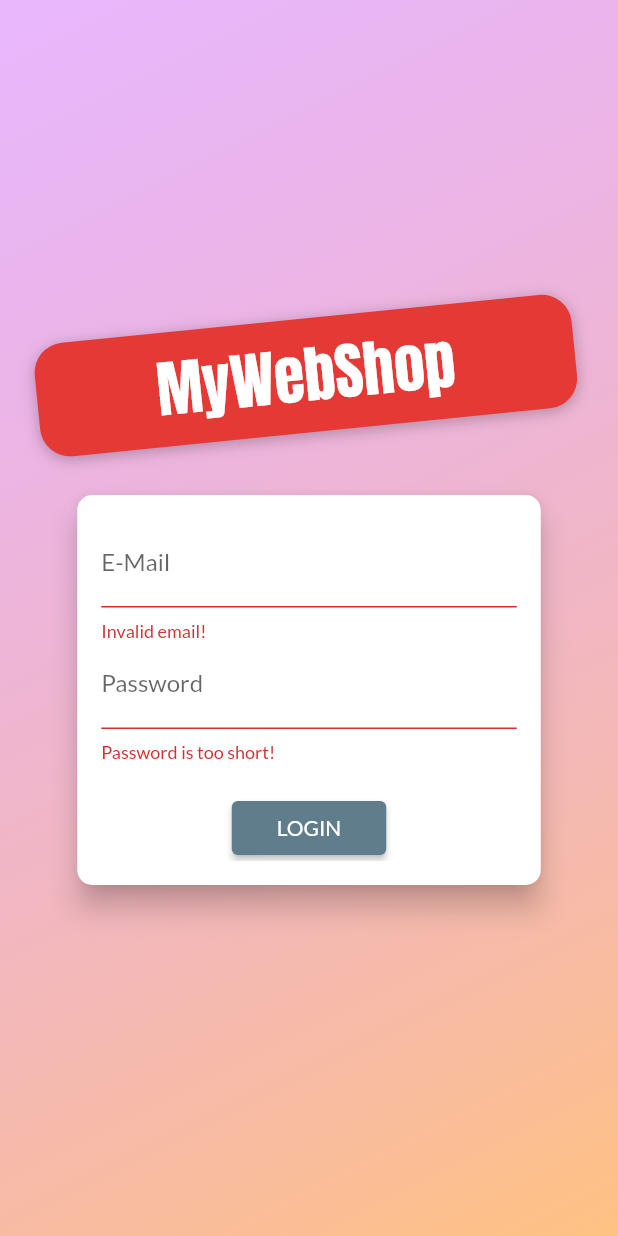
After one commit to browsfer/WebShopApp, a Flutter app: the screen it shows after launch, after a tap on "LOGIN", on a phone screen of 412 x 824 dp. The commit adds this screen. Run offline on Flutter 3.47's test engine with Material 2 defaults, Android fonts, the phone set to English and light mode, and no system bars; network calls fail.

Commit message:
Added user authentication, token etc

```diff
--- a/lib/main.dart
+++ b/lib/main.dart
@@ -4,6 +4,7 @@ import 'package:provider/provider.dart';
 import '/providers/products_provider.dart';
 import '/providers/cart.dart';
 import '/providers/orders.dart';
+import '/providers/auth.dart';
 
 import '/screens/edit_product_screen.dart';
 import '/screens/orders_screen.dart';
@@ -11,6 +12,7 @@ import '/screens/user_products_screen.dart';
 import '/screens/product_overview_screen.dart';
 import '/screens/product_detail_screen.dart';
 import '/screens/cart_screen.dart';
+import '/screens/auth_screen.dart';
 
 void main() {
   runApp(const MyApp());
@@ -24,22 +26,31 @@ class MyApp extends StatelessWidget {
     return MultiProvider(
         providers: [
           ChangeNotifierProvider(
-          create: (ctx) => ProductsProvider(),
+            create: (ctx) => Auth(),
+          ),
+          ChangeNotifierProxyProvider<Auth, ProductsProvider>(
+            create: (ctx) => ProductsProvider('', null, []),
+            update: (ctx, auth, previousProducts) => ProductsProvider(
+                auth.token, auth.userId, previousProducts!.products),
           ),
           ChangeNotifierProvider(
             create: (ctx) => Cart(),
           ),
-        ChangeNotifierProvider(
-          create: (ctx) => Orders(),
+          ChangeNotifierProxyProvider<Auth, Orders>(
+            create: (ctx) => Orders('', '', []),
+            update: (ctx, auth, previousOrders) => Orders(
+                auth.token, auth.userId, previousOrders!.orderedProducts),
           ),
         ],
-      child: MaterialApp(
+        child: Consumer<Auth>(
+          builder: (ctx, auth, _) => MaterialApp(
             title: 'Web Shop',
             theme: ThemeData(
                 fontFamily: 'Lato',
-            colorScheme: ColorScheme.fromSwatch(primarySwatch: Colors.purple)
-                .copyWith(secondary: Colors.teal)),
-        home: ProductOverviewScreen(),
+                colorScheme:
+                    ColorScheme.fromSwatch(primarySwatch: Colors.blueGrey)
+                        .copyWith(secondary: Colors.red.shade600)),
+            home: auth.isAuth ? ProductOverviewScreen() : AuthScreen(),
             routes: {
               ProductDetailScreen.routeName: (ctx) => ProductDetailScreen(),
               CartScreen.routeName: (ctx) => CartScreen(),
@@ -48,6 +59,6 @@ class MyApp extends StatelessWidget {
               EditProductScreen.routeName: (ctx) => EditProductScreen(),
             },
           ),
-    );
+        ));
   }
 }
--- /dev/null
+++ b/lib/providers/auth.dart
@@ -0,0 +1,63 @@
+import 'package:flutter/material.dart';
+import 'dart:convert';
+import 'package:http/http.dart' as http;
+import 'package:web_shop/models/http_exception.dart';
+
+class Auth with ChangeNotifier {
+  late String _token;
+  DateTime? _expiryDate;
+  late String _userId;
+
+  bool get isAuth {
+    return token != null;
+  }
+
+  String? get token {
+    if (_expiryDate != null &&
+        _expiryDate!.isAfter(DateTime.now()) &&
+        _token != null) {
+      return _token;
+    }
+    return null;
+  }
+
+  String? get userId {
+    return _userId;
+  }
+
+  Future<void> authenticateUser(
+      String? email, String? password, String urlSegment) async {
+    try {
+      final response = await http.post(
+          Uri.parse(
+            'https://identitytoolkit.googleapis.com/v1/accounts:$urlSegment?key=AIzaSyCsLcgWaaxjwsJu8R7wOtTSbqU6JQ-E7DU',
+          ),
+          body: json.encode({
+            'email': email,
+            'password': password,
+            'returnSecureToken': true,
+          }));
+
+      final responseData = json.decode(response.body);
+
+      if (responseData['error'] != null) {
+        throw HttpException(responseData['error']['message']);
+      }
+      _token = responseData['idToken'];
+      _userId = responseData['localId'];
+      _expiryDate = DateTime.now()
+          .add(Duration(seconds: int.parse(responseData['expiresIn'])));
+    } catch (error) {
+      rethrow;
+    }
+    notifyListeners();
+  }
+
+  Future<void> signUp(String? email, String? password) async {
+    return authenticateUser(email, password, 'signUp');
+  }
+
+  Future<void> signIn(String? email, String? password) async {
+    return authenticateUser(email, password, "signInWithPassword");
+  }
+}
--- a/lib/providers/orders.dart
+++ b/lib/providers/orders.dart
@@ -21,13 +21,17 @@ class OrderItem {
 class Orders with ChangeNotifier {
   List<OrderItem> _orderedProducts = [];
 
+  final String? authToken;
+  final String? userId;
+  Orders(this.authToken, this.userId, this._orderedProducts);
+
   List<OrderItem> get orderedProducts {
     return [..._orderedProducts];
   }
 
   Future<void> fetchAndAddproducts() async {
     final response = await http.get(Uri.parse(
-        'https://fluttercourse-4800b-default-rtdb.europe-west1.firebasedatabase.app/orders.json'));
+        'https://fluttercourse-4800b-default-rtdb.europe-west1.firebasedatabase.app/orders/$userId.json?auth=$authToken'));
 
     List<OrderItem> loadedOrders = [];
 
@@ -67,7 +71,7 @@ class Orders with ChangeNotifier {
     try {
       final orderResponse = await http.post(
         Uri.parse(
-            'https://fluttercourse-4800b-default-rtdb.europe-west1.firebasedatabase.app/orders.json'),
+            'https://fluttercourse-4800b-default-rtdb.europe-west1.firebasedatabase.app/orders/$userId.json?auth=$authToken'),
         body: json.encode({
           'amount': total,
           'dateTime': timestamp.toIso8601String(),
--- /dev/null
+++ b/lib/screens/auth_screen.dart
@@ -0,0 +1,270 @@
+import 'dart:convert';
+import 'dart:math';
+
+import 'package:flutter/material.dart';
+import 'package:provider/provider.dart';
+import 'package:web_shop/models/http_exception.dart';
+import 'package:web_shop/providers/auth.dart';
+
+enum AuthMode { Signup, Login }
+
+class AuthScreen extends StatelessWidget {
+  static const routeName = '/auth';
+
+  @override
+  Widget build(BuildContext context) {
+    final deviceSize = MediaQuery.of(context).size;
+
+    return Scaffold(
+      body: Stack(
+        children: <Widget>[
+          Container(
+            decoration: BoxDecoration(
+              gradient: LinearGradient(
+                colors: [
+                  const Color.fromRGBO(215, 117, 255, 1).withOpacity(0.5),
+                  const Color.fromRGBO(255, 188, 117, 1).withOpacity(0.9),
+                ],
+                begin: Alignment.topLeft,
+                end: Alignment.bottomRight,
+                stops: [0, 1],
+              ),
+            ),
+          ),
+          SingleChildScrollView(
+            child: Container(
+              height: deviceSize.height,
+              width: deviceSize.width,
+              child: Column(
+                mainAxisAlignment: MainAxisAlignment.center,
+                crossAxisAlignment: CrossAxisAlignment.center,
+                children: <Widget>[
+                  Flexible(
+                    child: Container(
+                      margin: const EdgeInsets.only(bottom: 20.0),
+                      padding: const EdgeInsets.symmetric(
+                          vertical: 8.0, horizontal: 80.0),
+                      transform: Matrix4.rotationZ(-7 * pi / 220)
+                        ..translate(-5.0),
+                      decoration: BoxDecoration(
+                        borderRadius: BorderRadius.circular(20),
+                        color: Theme.of(context).colorScheme.secondary,
+                        boxShadow: const [
+                          BoxShadow(
+                            blurRadius: 8,
+                            color: Colors.black26,
+                            offset: Offset(0, 2),
+                          )
+                        ],
+                      ),
+                      child: const Text(
+                        'MyWebShop',
+                        style: TextStyle(
+                          color: Colors.white,
+                          fontSize: 41,
+                          fontFamily: 'Anton',
+                          fontWeight: FontWeight.normal,
+                        ),
+                      ),
+                    ),
+                  ),
+                  Flexible(
+                    flex: deviceSize.width > 600 ? 2 : 1,
+                    child: AuthCard(),
+                  ),
+                ],
+              ),
+            ),
+          ),
+        ],
+      ),
+    );
+  }
+}
+
+class AuthCard extends StatefulWidget {
+  @override
+  _AuthCardState createState() => _AuthCardState();
+}
+
+class _AuthCardState extends State<AuthCard> {
+  void _showErrorDialog(String errorMessage) {
+    showDialog(
+        context: context,
+        builder: (context) => AlertDialog(
+              title: Text('An error occured.'),
+              content: Text(errorMessage),
+              actions: [
+                ElevatedButton(
+                    onPressed: () => Navigator.of(context).pop(),
+                    child: const Text('Go back'))
+              ],
+            ));
+  }
+
+  final GlobalKey<FormState> _formKey = GlobalKey();
+  AuthMode _authMode = AuthMode.Login;
+  Map<String?, String?> _authData = {
+    'email': '',
+    'password': '',
+  };
+  var _isLoading = false;
+  final _passwordController = TextEditingController();
+
+  void _submit() async {
+    FocusManager.instance.primaryFocus?.unfocus();
+
+    if (!_formKey.currentState!.validate()) {
+      // Invalid!
+      return;
+    }
+    _formKey.currentState!.save();
+    setState(() {
+      _isLoading = true;
+    });
+    try {
+      if (_authMode == AuthMode.Login) {
+        // Log user in
+        await Provider.of<Auth>(context, listen: false).signIn(
+          _authData['email'],
+          _authData['password'],
+        );
+      } else {
+        // Sign user up
+
+        await Provider.of<Auth>(context, listen: false).signUp(
+          _authData['email'],
+          _authData['password'],
+        );
+      }
+    } on HttpException catch (error) {
+      var errorMessage = 'Authentication failed.';
+
+      if (error.toString().contains('EMAIL_EXISTS')) {
+        errorMessage = 'This email address is already in use.';
+      } else if (error.toString().contains('INVALID_EMAIL')) {
+        errorMessage = 'This is not valid email address';
+      } else if (error.toString().contains('WEAK_PASSWORD')) {
+        errorMessage = 'This password is too weak.';
+      } else if (error.toString().contains('EMAIL_NOT_FOUND')) {
+        errorMessage = 'Could not find user with this email.';
+      } else if (error.toString().contains('INVALID_PASSWORD')) {
+        errorMessage = 'Invalid password!';
+      }
+      _showErrorDialog(errorMessage);
+    } catch (error) {
+      const errorMessage = 'Something went wrong. Try again later.';
+      _showErrorDialog(errorMessage);
+    }
+
+    setState(() {
+      _isLoading = false;
+    });
+  }
+
+  void _switchAuthMode() {
+    if (_authMode == AuthMode.Login) {
+      setState(() {
+        _authMode = AuthMode.Signup;
+      });
+    } else {
+      setState(() {
+        _authMode = AuthMode.Login;
+      });
+    }
+  }
+
+  @override
+  Widget build(BuildContext context) {
+    final deviceSize = MediaQuery.of(context).size;
+    return Card(
+      shape: RoundedRectangleBorder(
+        borderRadius: BorderRadius.circular(10.0),
+      ),
+      elevation: 8.0,
+      child: Container(
+        height: _authMode == AuthMode.Signup ? 320 : 260,
+        constraints:
+            BoxConstraints(minHeight: _authMode == AuthMode.Signup ? 320 : 260),
+        width: deviceSize.width * 0.75,
+        padding: const EdgeInsets.all(16.0),
+        child: Form(
+          key: _formKey,
+          child: SingleChildScrollView(
+            child: Column(
+              children: <Widget>[
+                TextFormField(
+                  decoration: const InputDecoration(labelText: 'E-Mail'),
+                  keyboardType: TextInputType.emailAddress,
+                  validator: (value) {
+                    if (value!.isEmpty || !value.contains('@')) {
+                      return 'Invalid email!';
+                    }
+                    return null;
+                    return null;
+                  },
+                  onSaved: (value) {
+                    _authData['email'] = value;
+                  },
+                ),
+                TextFormField(
+                  decoration: const InputDecoration(labelText: 'Password'),
+                  obscureText: true,
+                  controller: _passwordController,
+                  validator: (value) {
+                    if (value!.isEmpty || value.length < 5) {
+                      return 'Password is too short!';
+                    }
+                  },
+                  onSaved: (value) {
+                    _authData['password'] = value;
+                  },
+                  onEditingComplete: _submit,
+                ),
+                if (_authMode == AuthMode.Signup)
+                  TextFormField(
+                    enabled: _authMode == AuthMode.Signup,
+                    decoration:
+                        const InputDecoration(labelText: 'Confirm Password'),
+                    obscureText: true,
+                    validator: _authMode == AuthMode.Signup
+                        ? (value) {
+                            if (value != _passwordController.text) {
+                              return 'Passwords do not match!';
+                            }
+                          }
+                        : null,
+                  ),
+                const SizedBox(
+                  height: 20,
+                ),
+                if (_isLoading)
+                  CircularProgressIndicator()
+                else
+                  ElevatedButton(
+                    style: ButtonStyle(
+                      padding: MaterialStateProperty.all(
+                          const EdgeInsets.symmetric(
+                              horizontal: 30.0, vertical: 8.0)),
+                    ),
+                    onPressed: _submit,
+                    child: Text(
+                        _authMode == AuthMode.Login ? 'LOGIN' : 'SIGN UP',
+                        style: const TextStyle(color: Colors.white)),
+                  ),
+                TextButton(
+                  onPressed: _switchAuthMode,
+                  child: Text(
+                    '${_authMode == AuthMode.Login ? 'SIGNUP' : 'LOGIN'} INSTEAD',
+                    style:
+                        TextStyle(color: Theme.of(context).colorScheme.primary),
+                  ),
+                ),
+              ],
+            ),
+          ),
+        ),
+      ),
+    );
+  }
+}
```
Also changed, not shown: lib/providers/product.dart (+4 -4 lines), lib/providers/products_provider.dart (+37 -22 lines), lib/screens/user_products_screen.dart (+14 -4 lines), lib/widgets/product_item.dart (+8 -5 lines). Lines whose indentation alone changed are shown as unchanged.
